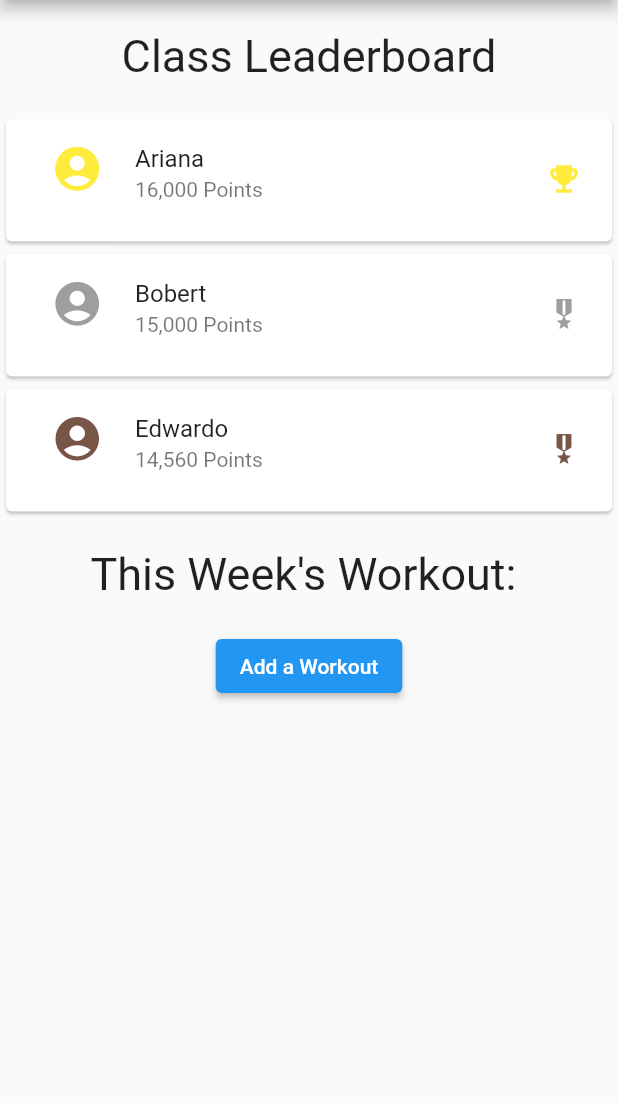
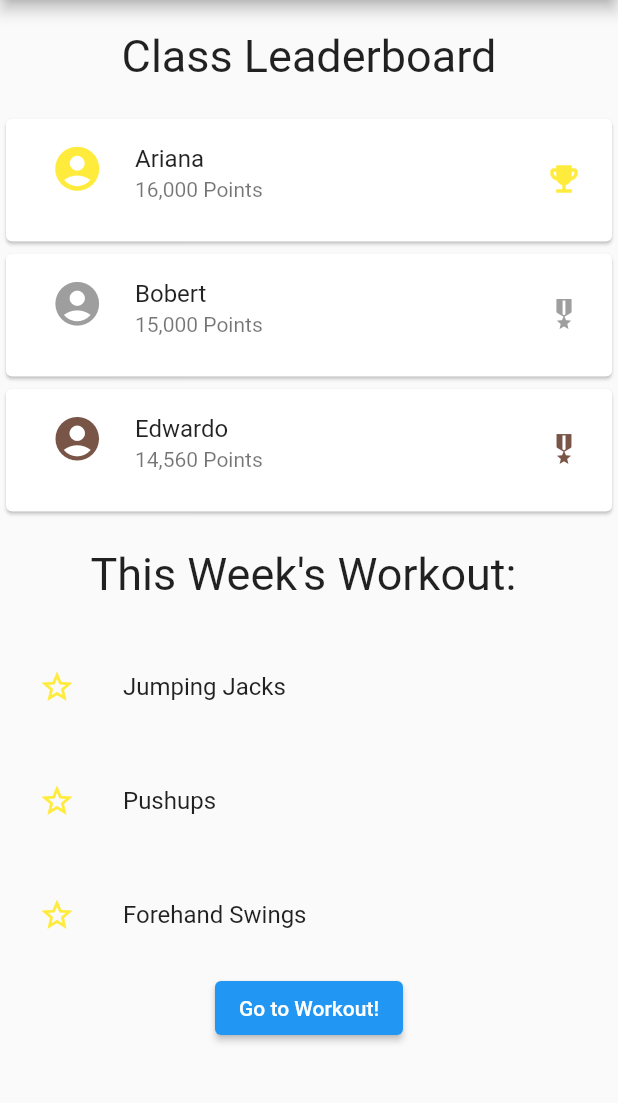
Before and after one commit to minisounds/Domu, a Flutter app: the screen it shows after launch, on a phone screen of 412 x 824 dp, the part 84-1187 px from its top. Run offline on Flutter 3.47's test engine with Material 2 defaults, Android fonts, the phone set to English and light mode, and no system bars.

Commit message:
adding homestudent page

```diff
--- a/domu/lib/main.dart
+++ b/domu/lib/main.dart
@@ -1,3 +1,4 @@
+import 'package:domu/screens/homeStudent.dart';
 import 'package:flutter/material.dart';
 import 'screens/homeCoach.dart';
 import './screens/workout.dart';
@@ -27,7 +28,7 @@
         // is not restarted.
         primarySwatch: Colors.blue,
       ),
-      home: const HomeCoachScreen(),
+      home: const HomeStudentScreen(),
     );
   }
 }
--- a/domu/lib/screens/homeStudent.dart
+++ b/domu/lib/screens/homeStudent.dart
@@ -10,6 +10,109 @@ class HomeStudentScreen extends StatefulWidget {
 class _HomeStudentScreenState extends State<HomeStudentScreen> {
   @override
   Widget build(BuildContext context) {
-    return Container();
+    var workouts = <String>[
+      "Jumping Jacks",
+      "Pushups",
+      "Forehand Swings",
+    ];
+    var workoutRows = [];
+
+    for (var i = 0; i < workouts.length; i++) {
+      workoutRows.add(Container(
+        padding: const EdgeInsets.all(10),
+        child: ListTile(
+          leading: const Icon(Icons.star_border, color: Colors.yellow),
+          title: Text(workouts[i]),
+        ),
+      ));
+    }
+    ;
+    return Scaffold(
+      appBar: AppBar(
+        title: const Text(
+          "Domú",
+          style: TextStyle(fontSize: 30),
+        ),
+      ),
+      body: Column(
+        children: [
+          Container(
+            alignment: Alignment.center,
+            padding: const EdgeInsets.all(20),
+            child: const Text(
+              "Class Leaderboard",
+              style: TextStyle(fontSize: 30),
+            ),
+          ),
+          Column(
+            children: [
+              Card(
+                child: ListTile(
+                  contentPadding: const EdgeInsets.fromLTRB(30, 0, 0, 10),
+                  leading: const Icon(Icons.account_circle,
+                      color: Colors.yellow, size: 35.0),
+                  title: const Text("Ariana"),
+                  subtitle: const Text("16,000 Points"),
+                  trailing: Container(
+                    padding: const EdgeInsets.all(20),
+                    child: const Icon(
+                      Icons.emoji_events,
+                      color: Colors.yellow,
+                    ),
+                  ),
+                ),
+              ),
+              Card(
+                child: ListTile(
+                  contentPadding: const EdgeInsets.fromLTRB(30, 0, 0, 10),
+                  leading: const Icon(Icons.account_circle,
+                      color: Colors.grey, size: 35.0),
+                  title: const Text("Bobert"),
+                  subtitle: const Text("15,000 Points"),
+                  trailing: Container(
+                    padding: const EdgeInsets.all(20),
+                    child: const Icon(
+                      Icons.military_tech,
+                      color: Colors.grey,
+                    ),
+                  ),
+                ),
+              ),
+              Card(
+                child: ListTile(
+                  contentPadding: const EdgeInsets.fromLTRB(30, 0, 0, 10),
+                  leading: const Icon(Icons.account_circle,
+                      color: Colors.brown, size: 35.0),
+                  title: const Text("Edwardo"),
+                  subtitle: const Text("14,560 Points"),
+                  trailing: Container(
+                    padding: const EdgeInsets.all(20),
+                    child: const Icon(
+                      Icons.military_tech,
+                      color: Colors.brown,
+                    ),
+                  ),
+                ),
+              ),
+              Container(
+                alignment: Alignment.center,
+                child: Column(
+                  children: [
+                    Container(
+                        padding: const EdgeInsets.all(20),
+                        child: const Text("This Week's Workout: ",
+                            style: TextStyle(fontSize: 30))),
+                    ...workoutRows,
+                    ElevatedButton(
+                        onPressed: () {}, child: const Text("Go to Workout!"))
+                  ],
+                ),
+              ),
+            ],
+          ),
+        ],
+      ),
+    );
+    ;
   }
 }
```
